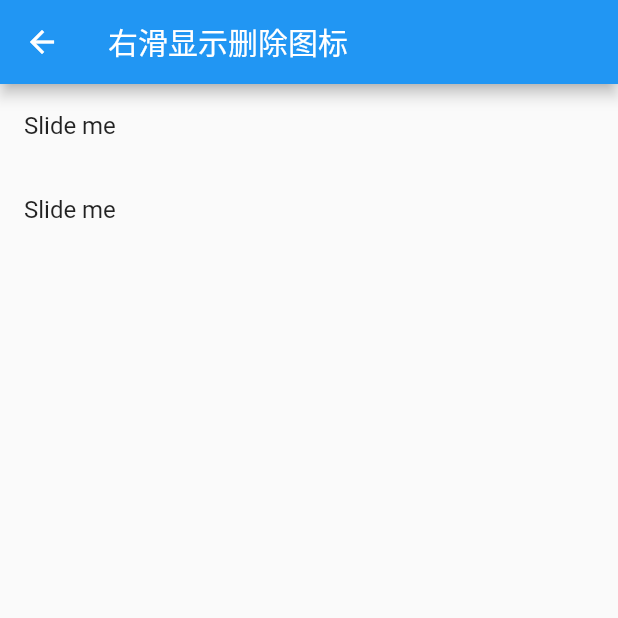
After one commit to luckygogreen/flutter_pub, a Flutter app: the screen it shows after launch, after a tap on "4.右滑删除更新版本", on a phone screen of 412 x 824 dp, the top half of it. The commit adds this screen. Run offline on Flutter 3.47's test engine with Material 2 defaults, Android fonts, the phone set to English and light mode, and no system bars; drawn by our look-alikes of flutter_slidable; our stand-ins replace line_icons.

Commit message:
slidable

```diff
--- a/lib/main.dart
+++ b/lib/main.dart
@@ -41,6 +41,8 @@ class _MyHomePageState extends State<MyHomePage> {
         child: ListView(
           children: [
             CustomerTextButton(text: '1.右滑显示删除图标', type: 1),
+            const Divider(height: 20, color: Colors.black),
+            CustomerTextButton(text: '4.右滑删除更新版本', type: 4),
             const Divider(height: 20, color: Colors.black),
             CustomerTextButton(text: '2.删除列表中的数据', type: 2),
             const Divider(height: 20, color: Colors.black),
@@ -87,6 +89,9 @@ class _CustomerTextButtonState extends State<CustomerTextButton> {
         if (widget.type == 3) {
           Navigator.pushNamed(context, '/icon/save/restore');
         }
+        if (widget.type == 4) {
+          Navigator.pushNamed(context, '/slidable');
+        }
       },
     );
   }
--- /dev/null
+++ b/lib/page/slidable.dart
@@ -0,0 +1,142 @@
+import 'package:flutter/material.dart';
+import 'package:flutter_slidable/flutter_slidable.dart';
+
+class SlidableDemo extends StatefulWidget {
+  SlidableDemo({Key? key}) : super(key: key);
+
+  @override
+  _SlidableDemoState createState() => _SlidableDemoState();
+}
+
+class _SlidableDemoState extends State<SlidableDemo> {
+  @override
+  Widget build(BuildContext context) {
+    return Scaffold(
+      appBar: AppBar(
+        title: Text('右滑显示删除图标'),
+      ),
+      body: ListView(
+        children: [
+          Slidable(
+            // Specify a key if the Slidable is dismissible.
+            key: const ValueKey(0),
+
+            // The start action pane is the one at the left or the top side.
+            startActionPane: ActionPane(
+              // A motion is a widget used to control how the pane animates.
+              motion: const ScrollMotion(),
+
+              // A pane can dismiss the Slidable.
+              dismissible: DismissiblePane(onDismissed: () {}),
+
+              // All actions are defined in the children parameter.
+              children: const [
+                // A SlidableAction can have an icon and/or a label.
+                SlidableAction(
+                  onPressed: doNothing,
+                  backgroundColor: Color(0xFFFE4A49),
+                  foregroundColor: Colors.white,
+                  icon: Icons.delete,
+                  label: 'Delete',
+                ),
+                SlidableAction(
+                  onPressed: doNothing,
+                  backgroundColor: Color(0xFF21B7CA),
+                  foregroundColor: Colors.white,
+                  icon: Icons.share,
+                  label: 'Share',
+                ),
+              ],
+            ),
+
+            // The end action pane is the one at the right or the bottom side.
+            endActionPane: const ActionPane(
+              motion: ScrollMotion(),
+              children: [
+                SlidableAction(
+                  // An action can be bigger than the others.
+                  flex: 2,
+                  onPressed: doNothing,
+                  backgroundColor: Color(0xFF7BC043),
+                  foregroundColor: Colors.white,
+                  icon: Icons.archive,
+                  label: 'Archive',
+                ),
+                SlidableAction(
+                  onPressed: doNothing,
+                  backgroundColor: Color(0xFF0392CF),
+                  foregroundColor: Colors.white,
+                  icon: Icons.save,
+                  label: 'Save',
+                ),
+              ],
+            ),
+
+            // The child of the Slidable is what the user sees when the
+            // component is not dragged.
+            child: const ListTile(title: Text('Slide me')),
+          ),
+          Slidable(
+            // Specify a key if the Slidable is dismissible.
+            key: const ValueKey(1),
+
+            // The start action pane is the one at the left or the top side.
+            startActionPane: const ActionPane(
+              // A motion is a widget used to control how the pane animates.
+              motion: ScrollMotion(),
+
+              // All actions are defined in the children parameter.
+              children: [
+                // A SlidableAction can have an icon and/or a label.
+                SlidableAction(
+                  onPressed: doNothing,
+                  backgroundColor: Color(0xFFFE4A49),
+                  foregroundColor: Colors.white,
+                  icon: Icons.delete,
+                  label: 'Delete',
+                ),
+                SlidableAction(
+                  onPressed: doNothing,
+                  backgroundColor: Color(0xFF21B7CA),
+                  foregroundColor: Colors.white,
+                  icon: Icons.share,
+                  label: 'Share',
+                ),
+              ],
+            ),
+
+            // The end action pane is the one at the right or the bottom side.
+            endActionPane: ActionPane(
+              motion: const ScrollMotion(),
+              dismissible: DismissiblePane(onDismissed: () {}),
+              children: const [
+                SlidableAction(
+                  // An action can be bigger than the others.
+                  flex: 2,
+                  onPressed: doNothing,
+                  backgroundColor: Color(0xFF7BC043),
+                  foregroundColor: Colors.white,
+                  icon: Icons.archive,
+                  label: 'Archive',
+                ),
+                SlidableAction(
+                  onPressed: doNothing,
+                  backgroundColor: Color(0xFF0392CF),
+                  foregroundColor: Colors.white,
+                  icon: Icons.save,
+                  label: 'Save',
+                ),
+              ],
+            ),
+
+            // The child of the Slidable is what the user sees when the
+            // component is not dragged.
+            child: const ListTile(title: Text('Slide me')),
+          ),
+        ],
+      ),
+    );
+  }
+}
+
+void doNothing(BuildContext context) {}
--- a/lib/router.dart
+++ b/lib/router.dart
@@ -2,13 +2,15 @@ import 'package:flutter/material.dart';
 import './page/delete_map_in_list.dart';
 import './page/slider_controller.dart';
 import './page/icon_restore_save.dart';
+import './page/slidable.dart';
 
 //配置路由
 final Map<String, Function> routes = {
   // '/': (context) => StartPage(),
-  '/slidercontrol': (context) => SliderController(),
+  // '/slidercontrol': (context) => SliderController(),
   '/delete/map/in/list': (context) => DeleteMapInList(),
   '/icon/save/restore': (context) => IconSaveDatabaseOrRestore(),
+  '/slidable': (context) => SlidableDemo(),
   // '/home': (context) => HomePage(),
   // '/business/update': (context, {arguments}) =>
   //     UpdateBusinessInfo(arguments: arguments),
--- a/pubspec.yaml
+++ b/pubspec.yaml
@@ -38,7 +38,8 @@ dependencies:
 dev_dependencies:
   flutter_test:
     sdk: flutter
-  flutter_slidable: ^0.6.0
+  # flutter_slidable: ^0.6.0
+  flutter_slidable: ^1.1.0
 
   # The "flutter_lints" package below contains a set of recommended lints to
   # encourage good coding practices. The lint set provided by the package is
```
Also changed, not shown: lib/page/slider_controller.dart (+134 -132 lines), pubspec.lock.
